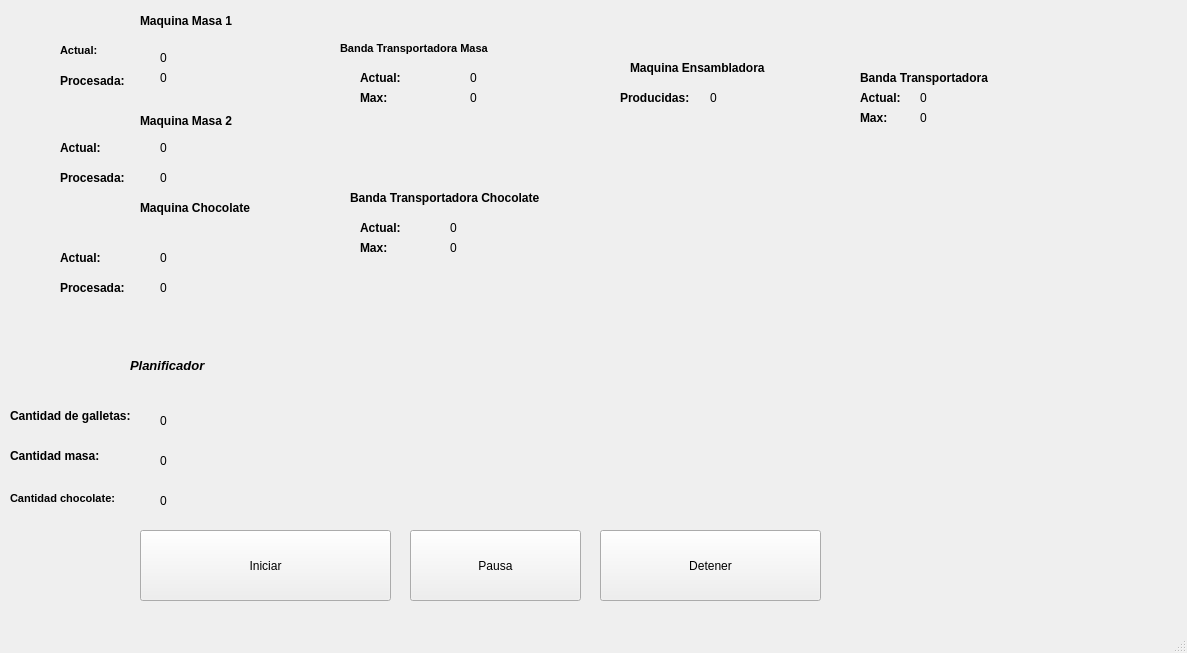
First picture: the form in ProyectoGalletas/ventanaprincipal.ui, repository Huevaldinho/ED-Proyecto1-Galletas, before the edit.
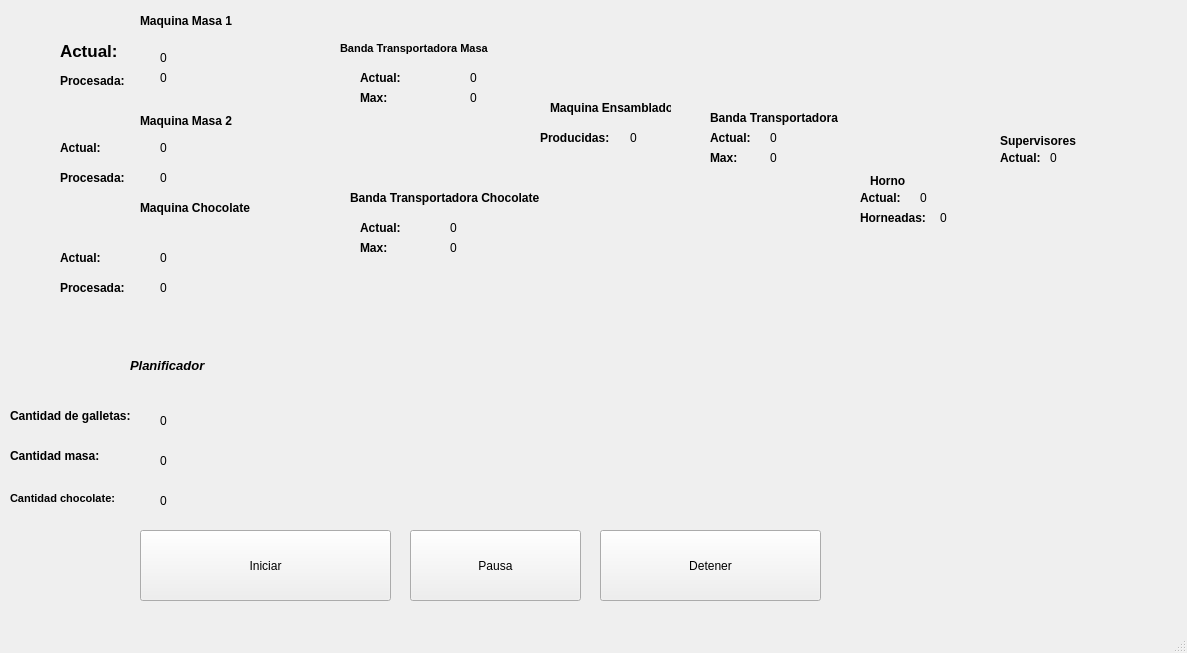
Second picture: the form after the edit.

Diff of the .ui file:
```diff
--- a/ProyectoGalletas/ventanaprincipal.ui
+++ b/ProyectoGalletas/ventanaprincipal.ui
@@ -205,7 +205,7 @@
     </property>
     <property name="font">
      <font>
-      <pointsize>8</pointsize>
+      <pointsize>13</pointsize>
       <weight>75</weight>
       <bold>true</bold>
      </font>
@@ -597,9 +597,9 @@
    <widget class="QLabel" name="lbl_MaquinaEnsambladora">
     <property name="geometry">
      <rect>
-      <x>630</x>
-      <y>60</y>
-      <width>181</width>
+      <x>550</x>
+      <y>100</y>
+      <width>121</width>
       <height>16</height>
      </rect>
     </property>
@@ -617,8 +617,8 @@
    <widget class="QLabel" name="lbl_TextEnsambladoraProducida">
     <property name="geometry">
      <rect>
-      <x>620</x>
-      <y>90</y>
+      <x>540</x>
+      <y>130</y>
       <width>81</width>
       <height>16</height>
      </rect>
@@ -636,8 +636,8 @@
    <widget class="QLabel" name="lbl_EnsambladoraProducida">
     <property name="geometry">
      <rect>
-      <x>710</x>
-      <y>90</y>
+      <x>630</x>
+      <y>130</y>
       <width>55</width>
       <height>16</height>
      </rect>
@@ -649,8 +649,8 @@
    <widget class="QLabel" name="lbl_TextBandaTransportadora">
     <property name="geometry">
      <rect>
-      <x>860</x>
-      <y>70</y>
+      <x>710</x>
+      <y>110</y>
       <width>161</width>
       <height>16</height>
      </rect>
@@ -668,8 +668,8 @@
    <widget class="QLabel" name="lbl_TextBandaTEnsambladoraActual">
     <property name="geometry">
      <rect>
-      <x>860</x>
-      <y>90</y>
+      <x>710</x>
+      <y>130</y>
       <width>55</width>
       <height>16</height>
      </rect>
@@ -687,8 +687,8 @@
    <widget class="QLabel" name="lbl_TextBandaTEnsambladoraMax">
     <property name="geometry">
      <rect>
-      <x>860</x>
-      <y>110</y>
+      <x>710</x>
+      <y>150</y>
       <width>55</width>
       <height>16</height>
      </rect>
@@ -706,8 +706,8 @@
    <widget class="QLabel" name="lbl_BandaTEnsambladoraActual">
     <property name="geometry">
      <rect>
-      <x>920</x>
-      <y>90</y>
+      <x>770</x>
+      <y>130</y>
       <width>55</width>
       <height>16</height>
      </rect>
@@ -719,8 +719,8 @@
    <widget class="QLabel" name="lbl_BandaTEnsambladoraMax">
     <property name="geometry">
      <rect>
-      <x>920</x>
-      <y>110</y>
+      <x>770</x>
+      <y>150</y>
       <width>55</width>
       <height>16</height>
      </rect>
@@ -729,6 +729,140 @@
      <string>0</string>
     </property>
    </widget>
+   <widget class="QLabel" name="lbl_Horno">
+    <property name="geometry">
+     <rect>
+      <x>870</x>
+      <y>170</y>
+      <width>71</width>
+      <height>21</height>
+     </rect>
+    </property>
+    <property name="font">
+     <font>
+      <weight>75</weight>
+      <bold>true</bold>
+     </font>
+    </property>
+    <property name="text">
+     <string>Horno</string>
+    </property>
+   </widget>
+   <widget class="QLabel" name="lbl_TextActualHorno">
+    <property name="geometry">
+     <rect>
+      <x>860</x>
+      <y>190</y>
+      <width>51</width>
+      <height>16</height>
+     </rect>
+    </property>
+    <property name="font">
+     <font>
+      <weight>75</weight>
+      <bold>true</bold>
+     </font>
+    </property>
+    <property name="text">
+     <string>Actual:</string>
+    </property>
+   </widget>
+   <widget class="QLabel" name="lbl_TexthorneadasHorno">
+    <property name="geometry">
+     <rect>
+      <x>860</x>
+      <y>210</y>
+      <width>81</width>
+      <height>16</height>
+     </rect>
+    </property>
+    <property name="font">
+     <font>
+      <weight>75</weight>
+      <bold>true</bold>
+     </font>
+    </property>
+    <property name="text">
+     <string>Horneadas:</string>
+    </property>
+   </widget>
+   <widget class="QLabel" name="lbl_actualHorno">
+    <property name="geometry">
+     <rect>
+      <x>920</x>
+      <y>190</y>
+      <width>60</width>
+      <height>16</height>
+     </rect>
+    </property>
+    <property name="text">
+     <string>0</string>
+    </property>
+   </widget>
+   <widget class="QLabel" name="lbl_horneadasHorno">
+    <property name="geometry">
+     <rect>
+      <x>940</x>
+      <y>210</y>
+      <width>31</width>
+      <height>16</height>
+     </rect>
+    </property>
+    <property name="text">
+     <string>0</string>
+    </property>
+   </widget>
+   <widget class="QLabel" name="lbl_Supervisores">
+    <property name="geometry">
+     <rect>
+      <x>1000</x>
+      <y>130</y>
+      <width>91</width>
+      <height>21</height>
+     </rect>
+    </property>
+    <property name="font">
+     <font>
+      <weight>75</weight>
+      <bold>true</bold>
+     </font>
+    </property>
+    <property name="text">
+     <string>Supervisores</string>
+    </property>
+   </widget>
+   <widget class="QLabel" name="lbl_TextActualSupervisores">
+    <property name="geometry">
+     <rect>
+      <x>1000</x>
+      <y>150</y>
+      <width>60</width>
+      <height>16</height>
+     </rect>
+    </property>
+    <property name="font">
+     <font>
+      <weight>75</weight>
+      <bold>true</bold>
+     </font>
+    </property>
+    <property name="text">
+     <string>Actual:</string>
+    </property>
+   </widget>
+   <widget class="QLabel" name="lbl_actualSupervisores">
+    <property name="geometry">
+     <rect>
+      <x>1050</x>
+      <y>150</y>
+      <width>60</width>
+      <height>16</height>
+     </rect>
+    </property>
+    <property name="text">
+     <string>0</string>
+    </property>
+   </widget>
   </widget>
   <widget class="QMenuBar" name="menubar">
    <property name="geometry">
```
Left out of the diff: 2 changed lines with no effect on the pictures.
